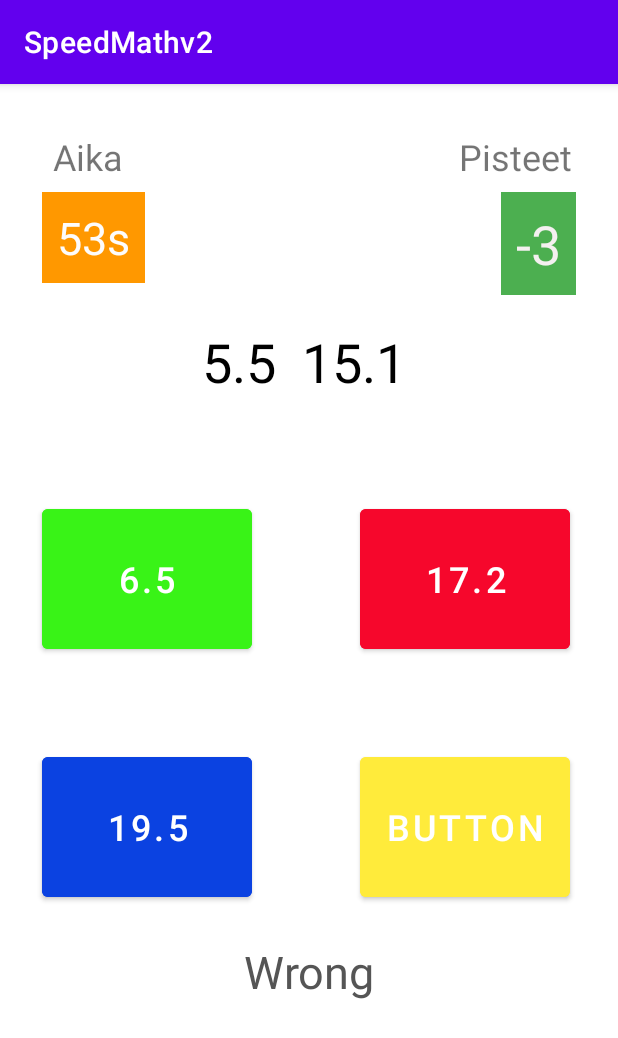
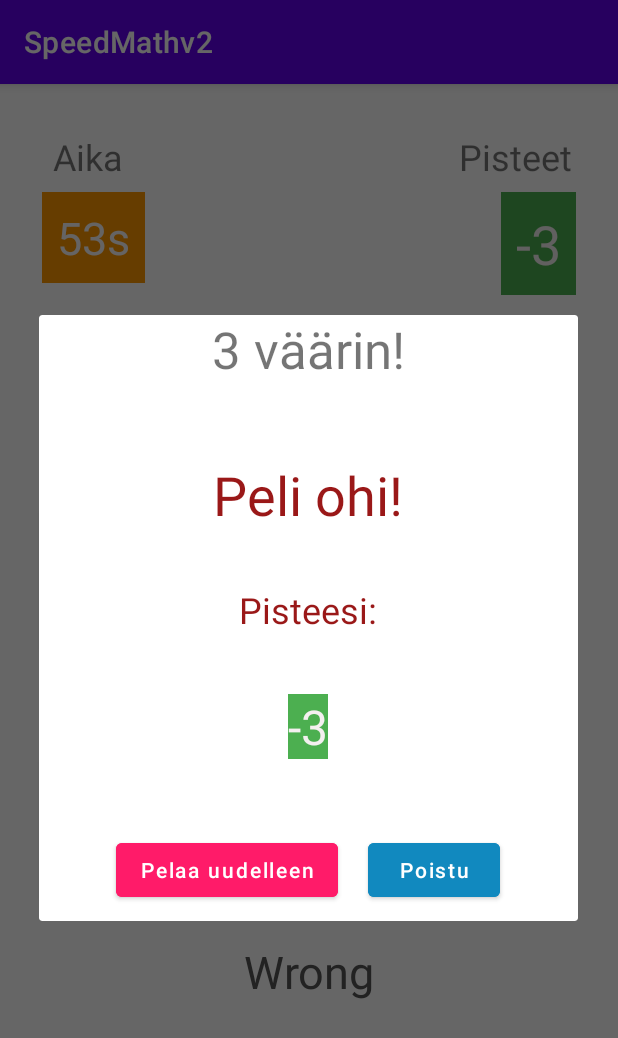
Before and after one commit to PeteSippala/Mobiilikehityspro22, an Android app: the HardcoreGameActivity screen opened directly, with no data from a screen before it, after a tap on "3.9", on a phone screen of 412 x 824 dp. Shown: the top 1038 px of the screen. Run offline under Robolectric (Android 15) with nearby library versions, the phone set to English and light mode, and no system bars; Roboto replaces fonts that are not available here; 1 statement that could not run was skipped; 2 other taps on this screen came first.

Commit message:
hardcore mode toimii nyt

```diff
--- a/app/src/main/java/com/example/speedmathv2/HardcoreActivity.kt
+++ b/app/src/main/java/com/example/speedmathv2/HardcoreActivity.kt
@@ -19,7 +19,7 @@ class HardcoreActivity : AppCompatActivity() {
         binding.plus.setOnClickListener {
             val calInt = Intent(
                 this@HardcoreActivity,
-                HardGameActivity::class.java
+                HardcoreGameActivity::class.java
             )
 
             calInt.putExtra("cals", "+")
@@ -28,7 +28,7 @@ class HardcoreActivity : AppCompatActivity() {
         binding.miinus.setOnClickListener {
             val calInt = Intent(
                 this@HardcoreActivity,
-                HardGameActivity::class.java
+                HardcoreGameActivity::class.java
             )
 
             calInt.putExtra("cals", "-")
@@ -37,7 +37,7 @@ class HardcoreActivity : AppCompatActivity() {
         binding.kerto.setOnClickListener {
             val calInt = Intent(
                 this@HardcoreActivity,
-                HardGameActivity::class.java
+                HardcoreGameActivity::class.java
             )
 
             calInt.putExtra("cals", "*")
@@ -46,7 +46,7 @@ class HardcoreActivity : AppCompatActivity() {
         binding.jako.setOnClickListener {
             val calInt = Intent(
                 this@HardcoreActivity,
-                HardGameActivity::class.java
+                HardcoreGameActivity::class.java
             )
 
             calInt.putExtra("cals", "÷")
--- a/app/src/main/java/com/example/speedmathv2/HardcoreGameActivity.kt
+++ b/app/src/main/java/com/example/speedmathv2/HardcoreGameActivity.kt
@@ -8,9 +8,11 @@ import android.view.LayoutInflater
 import android.view.View
 import android.widget.Button
 import android.widget.TextView
+import android.widget.Toast
 import androidx.appcompat.app.AlertDialog
 import kotlin.random.Random
 import kotlin.math.round
+import kotlin.system.exitProcess
 
 class HardcoreGameActivity : AppCompatActivity() {
 
@@ -28,6 +30,7 @@ class HardcoreGameActivity : AppCompatActivity() {
     var a = 0.0
     var b = 0.0
     var indexOfCorrectAnswer = 0
+    var wrongAnswers = 0
     var answers = ArrayList<Double>()
     var points = 0
     var totalQuestions = 0
@@ -114,20 +117,27 @@ class HardcoreGameActivity : AppCompatActivity() {
             e.printStackTrace()
         }
     }
+
     fun optionselect(view:View?){
         totalQuestions++
         if (indexOfCorrectAnswer.toString() == view!!.tag.toString()){
-
             points++
             AlertTextView!!.text = "Correct"
+
         }
         else{
             points--
+            wrongAnswers++
             AlertTextView!!.text = "Wrong"
+        }
+        if (wrongAnswers >= 3){
+            AikaTextView!!.text = "väärin!"
+            openDilog()
         }
         PisteTextView!!.text = "$points"
         NextQuestion(cals)
     }
+
     fun PlayAgain(view:View?){
         points = 0
         totalQuestions = 0
@@ -146,12 +156,13 @@ class HardcoreGameActivity : AppCompatActivity() {
                 AikaTextView!!.text = "Aika Loppui!"
                 openDilog()
             }
+
         }.start()
     }
 
     private fun openDilog() {
         val inflate = LayoutInflater.from(this)
-        val winDialog = inflate.inflate(R.layout.activity_tulos,null)
+        val winDialog = inflate.inflate(R.layout.activity_tulos_hardcore,null)
         lopputulosTextView = winDialog.findViewById(R.id.lopputulosTextView)
         val buttonPlayAgain = winDialog.findViewById<Button>(R.id.ButtonPlayAgain)
         val buttonBack = winDialog.findViewById<Button>(R.id.ButtonBack)
@@ -159,7 +170,9 @@ class HardcoreGameActivity : AppCompatActivity() {
         dialog.setCancelable(false)
         dialog.setView(winDialog)
         lopputulosTextView!!.text ="$points"
-        buttonPlayAgain.setOnClickListener { PlayAgain(it) }
+        buttonPlayAgain.setOnClickListener {
+            PlayAgain(it)
+        }
         buttonBack.setOnClickListener{ onBackPressedDispatcher.onBackPressed() }
         val showDialog = dialog.create()
         showDialog.show()
--- a/app/src/main/java/com/example/speedmathv2/MainActivity.kt
+++ b/app/src/main/java/com/example/speedmathv2/MainActivity.kt
@@ -1,5 +1,6 @@
 package com.example.speedmathv2
 
+import android.annotation.SuppressLint
 import android.content.Intent
 import androidx.appcompat.app.AppCompatActivity
 import android.os.Bundle
@@ -8,6 +9,7 @@ import android.widget.TextView
 import android.widget.Toast
 
 class MainActivity : AppCompatActivity() {
+    @SuppressLint("SuspiciousIndentation")
     override fun onCreate(savedInstanceState: Bundle?) {
         super.onCreate(savedInstanceState)
         setContentView(R.layout.activity_main)
--- a/app/src/main/res/layout/activity_hardcore.xml
+++ b/app/src/main/res/layout/activity_hardcore.xml
@@ -10,6 +10,12 @@
     android:background="@color/black"
 
     tools:context=".HardcoreActivity">
+
+    <TextView
+        android:id="@+id/textView11"
+        android:layout_width="match_parent"
+        android:layout_height="wrap_content"
+        android:text="TextView" />
 
     <TextView
         android:id="@+id/textView6"
@@ -76,5 +82,14 @@
 
     </LinearLayout>
 
+    <TextView
+        android:id="@+id/textView13"
+        android:layout_width="match_parent"
+        android:layout_height="57dp"
+        android:text="3 väärin = häviö"
+        android:textAlignment="center"
+        android:textColor="#F60202"
+        android:textSize="24sp" />
+
 
 </LinearLayout>
--- /dev/null
+++ b/app/src/main/res/layout/activity_tulos_hardcore.xml
@@ -0,0 +1,68 @@
+<?xml version="1.0" encoding="utf-8"?>
+<LinearLayout
+    xmlns:android="http://schemas.android.com/apk/res/android"
+    android:layout_width="match_parent"
+    android:layout_height="match_parent"
+    android:orientation="vertical"
+    android:layout_gravity="center"
+    android:gravity="center">
+
+    <TextView
+        android:id="@+id/textView12"
+        android:layout_width="match_parent"
+        android:layout_height="wrap_content"
+        android:text="3 väärin!"
+        android:textAlignment="center"
+        android:textSize="34sp" />
+
+    <TextView
+        android:id="@+id/textview3"
+        android:layout_width="wrap_content"
+        android:layout_height="wrap_content"
+        android:layout_marginTop="50dp"
+        android:text="Peli ohi!"
+        android:textColor="#9A1818"
+        android:textSize="36sp" />
+    <TextView
+        android:id="@+id/textview4"
+        android:text="Pisteesi:"
+        android:layout_marginTop="36dp"
+        android:textColor="#9A1818"
+        android:textSize="24sp"
+        android:layout_width="wrap_content"
+        android:layout_height="wrap_content"/>
+
+    <TextView
+        android:id="@+id/lopputulosTextView"
+        android:layout_width="wrap_content"
+        android:layout_height="wrap_content"
+        android:layout_marginTop="40dp"
+        android:layout_marginBottom="40dp"
+        android:background="#4CAF50"
+        android:text="0"
+        android:textColor="#F4F0F0"
+        android:textSize="32sp" />
+    <LinearLayout
+        android:orientation="horizontal"
+        android:layout_gravity="center"
+        android:gravity="center"
+        android:layout_width="match_parent"
+        android:layout_height="wrap_content">
+        <Button
+            android:id="@+id/ButtonPlayAgain"
+            android:layout_margin="10dp"
+            android:text="Pelaa uudelleen"
+            android:textAllCaps="false"
+            android:backgroundTint="#FF1B69"
+            android:layout_width="wrap_content"
+            android:layout_height="wrap_content"/>
+        <Button
+            android:id="@+id/ButtonBack"
+            android:layout_margin="10dp"
+            android:text="Poistu"
+            android:textAllCaps="false"
+            android:backgroundTint="#1189BF"
+            android:layout_width="wrap_content"
+            android:layout_height="wrap_content"/>
+    </LinearLayout>
+</LinearLayout>
```
